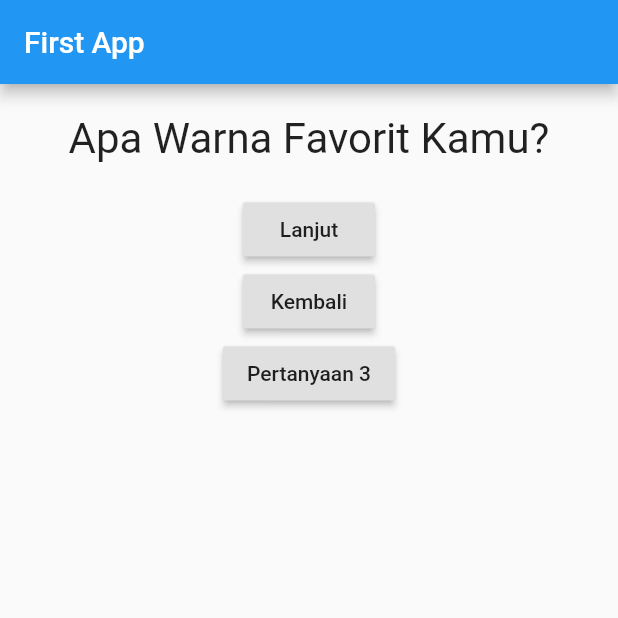
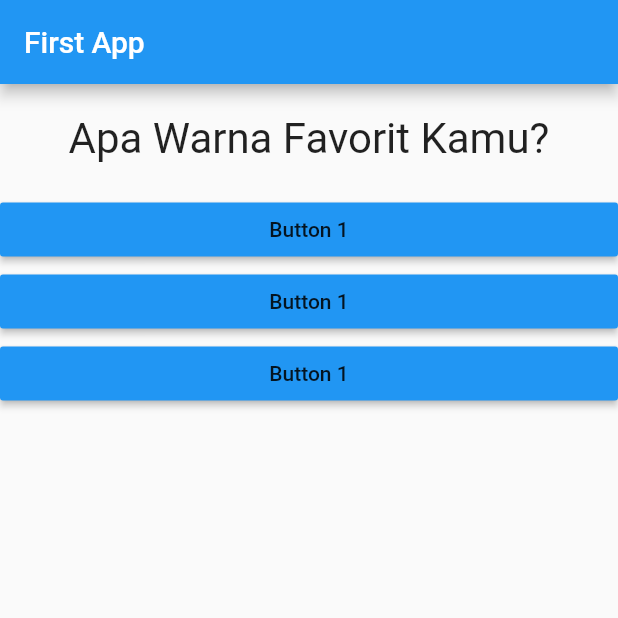
Before and after one commit to lemanfoetra/flutter-quize, a Flutter app: the screen it shows after launch, on a phone screen of 412 x 824 dp, the top half of it. Run offline on Flutter 3.47's test engine with Material 2 defaults, Android fonts, the phone set to English and light mode, and no system bars.

```diff
--- /dev/null
+++ b/lib/answer.dart
@@ -0,0 +1,22 @@
+import 'package:flutter/material.dart';
+
+
+class Answer extends StatelessWidget {
+
+  final Function questionFunction;
+
+  Answer(this.questionFunction);
+
+  @override
+  Widget build(BuildContext context) {
+    return Container(
+      width: double.infinity,
+      child:
+            RaisedButton(
+              color: Colors.blue,
+              child: Text('Button 1'),
+              onPressed: questionFunction
+            ),
+    );
+  }
+}
--- a/lib/main.dart
+++ b/lib/main.dart
@@ -1,6 +1,7 @@
 import 'package:flutter/material.dart';
 
 import './question.dart';
+import './answer.dart';
 
 void main() => runApp(MyApp());
 
@@ -48,16 +49,9 @@ class _MyAppState extends State<MyApp> {
 						Question(
 							question[questionIndex]
 						),
-						RaisedButton(
-							child: Text('Lanjut'),
-							onPressed: nextQuestion),
-						RaisedButton(
-							child: Text('Kembali'),
-							onPressed: backQuestion),
-						RaisedButton(
-							child: Text('Pertanyaan 3'),
-							onPressed: () => print('Tombol 3 Ditekan'),
-						)
+            Answer(nextQuestion),
+						Answer(nextQuestion),
+					  Answer(nextQuestion)
 					],
 				),
 			),
```
